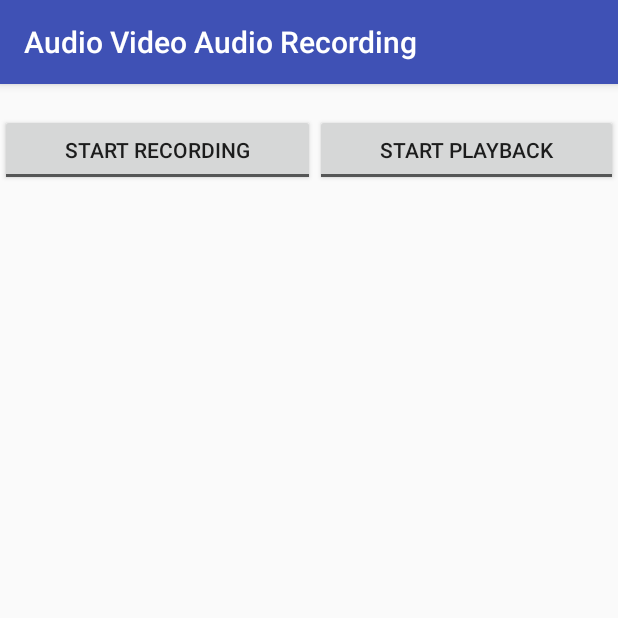
After one commit to YershovAleksandr/Android_023, an Android app: the AudioRecordingActivity screen opened directly, with no data from a screen before it, on a phone screen of 412 x 824 dp, the top half of it. The commit adds this screen. Run offline under Robolectric (Android 15) with nearby library versions, the phone set to English and light mode, and no system bars.

Commit message:
Audio Video Audio Recording complete

```diff
--- a/app/src/main/AndroidManifest.xml
+++ b/app/src/main/AndroidManifest.xml
@@ -1,6 +1,9 @@
 <?xml version="1.0" encoding="utf-8"?>
 <manifest xmlns:android="http://schemas.android.com/apk/res/android"
     package="nam.com.mylabapplication">
+
+    <uses-permission android:name="android.permission.WRITE_EXTERNAL_STORAGE" />
+    <uses-permission android:name="android.permission.RECORD_AUDIO" />
 
     <application
         android:allowBackup="true"
@@ -32,6 +35,7 @@
         <activity android:name=".ValueAnimatorActivity" android:label="@string/app_graphicsvalueanimator" />
         <activity android:name=".GraphicsViewPropertyAnimatorActivity" android:label="@string/app_graphicsviewpropertyanimator" />
         <activity android:name=".AudioVideoAudioManagerActivity" android:label="@string/app_audiovideoaudiomanager" />
+        <activity android:name=".AudioRecordingActivity" android:label="@string/app_audiovideoaudiorecording" />
     </application>
 
 </manifest>
--- /dev/null
+++ b/app/src/main/res/layout/audiovideoaudiorecording.xml
@@ -0,0 +1,25 @@
+<?xml version="1.0" encoding="utf-8"?>
+<LinearLayout xmlns:android="http://schemas.android.com/apk/res/android"
+    android:layout_width="match_parent"
+    android:layout_height="match_parent"
+    android:orientation="horizontal" >
+
+    <ToggleButton
+        android:id="@+id/record_button"
+        android:layout_width="wrap_content"
+        android:layout_height="wrap_content"
+        android:layout_marginTop="20dip"
+        android:layout_weight="1"
+        android:textOn="@string/stop_recording_string"
+        android:textOff="@string/start_recording_string"/>
+
+    <ToggleButton
+        android:id="@+id/play_button"
+        android:layout_width="wrap_content"
+        android:layout_height="wrap_content"
+        android:layout_marginTop="20dip"
+        android:layout_weight="1"
+        android:textOff="@string/start_playback_string"
+        android:textOn="@string/stop_playback_string"/>
+
+</LinearLayout>
--- a/app/src/main/res/values/strings.xml
+++ b/app/src/main/res/values/strings.xml
@@ -17,6 +17,7 @@
     <string name="app_graphicsvalueanimator">Graphics Value Animator</string>
     <string name="app_graphicsviewpropertyanimator">Graphics View Property Animator</string>
     <string name="app_audiovideoaudiomanager">Audio Video Audio Manager</string>
+    <string name="app_audiovideoaudiorecording">Audio Video Audio Recording</string>
 
     <string name="btn_txt_1">Graphics Bubble Program</string>
     <string name="btn_txt_2">Graphics Bubble Xml</string>
@@ -33,7 +34,7 @@
     <string name="btn_txt_11">Graphics Value Animator</string>
     <string name="btn_txt_12">Graphics View Property Animator</string>
     <string name="btn_txt_13">Audio Video Audio Manager</string>
-    <string name="btn_txt_14">Button text 14</string>
+    <string name="btn_txt_14">Audio Video Audio Recording</string>
     <string name="btn_txt_15">Button text 15</string>
 
     <string name="btn_txt_16">Button text 16</string>
@@ -60,4 +61,10 @@
     <string name="down_string">Down</string>
     <string name="play_string">Play</string>
 
+    <string name="stop_recording_string">Stop Recording</string>
+    <string name="start_recording_string">Start Recording</string>
+
+    <string name="start_playback_string">Start Playback</string>
+    <string name="stop_playback_string">Stop Playback</string>
+
 </resources>
```
Also changed, not shown: app/src/main/java/nam/com/mylabapplication/AudioRecordingActivity.java (added, +180 -0 lines), app/src/main/java/nam/com/mylabapplication/MainActivity.java (+8 -0 lines).
